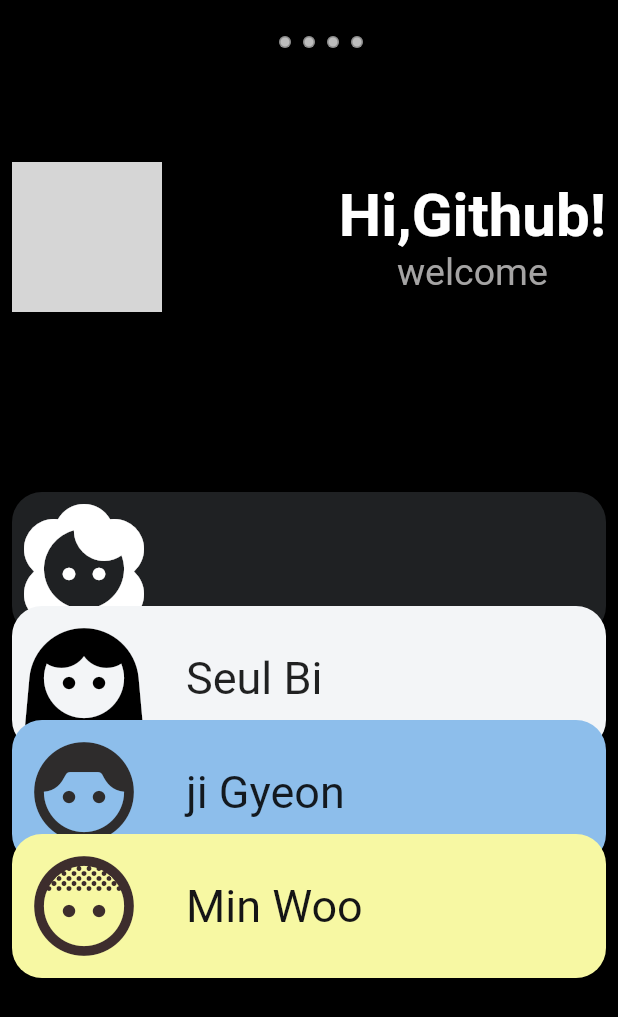
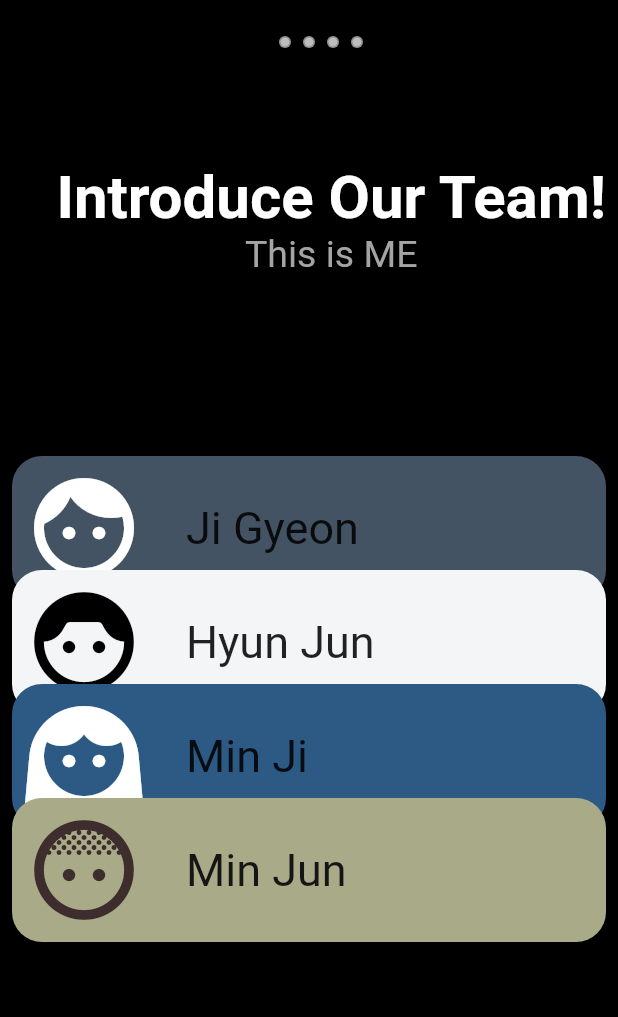
Before and after one commit to thundevistan/NBCamp, a Flutter app: the screen it shows after launch, on a phone screen of 412 x 824 dp. Shown: the top 1017 px of the screen. Run offline on Flutter 3.47's test engine with Material 2 defaults, Android fonts, the phone set to English and light mode, and no system bars; grey boxes are pictures that could not be loaded.

Commit message:
feature/FirstTab

```diff
--- a/lib/FifthTab.dart
+++ b/lib/FifthTab.dart
@@ -8,7 +8,7 @@ class FifthTab extends StatelessWidget {
     return Scaffold(
       body: Center(
         child: Text(
-          'First Tab',
+          'FifthTab',
           style: TextStyle(fontSize: 24),
         ),
       ),
--- a/lib/FirstTab.dart
+++ b/lib/FirstTab.dart
@@ -4,6 +4,7 @@ import 'dart:convert';
 import 'package:flutter/cupertino.dart';
 import 'package:flutter/services.dart';
 import 'package:team7_work/FirstTab.dart';
+import 'package:team7_work/SecondTap.dart';
 import 'package:team7_work/ThirdTab.dart';
 import 'package:team7_work/FirstTab.dart';
 import 'package:team7_work/FourthTab.dart';
@@ -28,23 +29,18 @@ class FirstTab extends StatelessWidget {
               Row(
                 mainAxisAlignment: MainAxisAlignment.end,
                 children: [
-                  Image.asset(
-                    'images/gitlogo.png',
-                    width: 100,
-                    height: 100,
-                  ),
                   Spacer(),
                   Column(
                     children: [
                       Text(
-                        'Hi,Github!',
+                        'Introduce Our Team!',
                         style: TextStyle(
                             color: Colors.white,
                             fontSize: 40,
                             fontWeight: FontWeight.bold),
                       ),
                       Text(
-                        'welcome',
+                        'This is ME',
                         style: TextStyle(
                             color: Color.fromARGB(255, 165, 164, 164),
                             fontSize: 25),
@@ -57,15 +53,16 @@ class FirstTab extends StatelessWidget {
                 height: 120,
               ),
               Container(
+                // 첫 번째 타일
                 decoration: BoxDecoration(
-                    color: Color(0xFF1F2123),
+                    color: Color.fromARGB(255, 67, 83, 99),
                     borderRadius: BorderRadius.circular(20)),
                 child: Row(
                   children: [
                     Padding(
                       padding: const EdgeInsets.all(8.0),
                       child: Icon(
-                        Icons.face_2,
+                        Icons.face_sharp,
                         size: 80,
                         color: Colors.white,
                       ),
@@ -73,10 +70,28 @@ class FirstTab extends StatelessWidget {
                     SizedBox(
                       width: 20,
                     ),
+                    InkWell(
+                      onTap: () {
+                        Navigator.push(
+                          context,
+                          MaterialPageRoute(
+                            builder: (context) => SecondTab(),
+                          ),
+                        );
+                      },
+                      child: Text(
+                        "Ji Gyeon",
+                        style: TextStyle(
+                            color: Colors.black87,
+                            fontSize: 30,
+                            fontWeight: FontWeight.w400),
+                      ),
+                    )
                   ],
                 ),
               ),
               Transform.translate(
+                // 두 번째 타일
                 offset: Offset(0, -20),
                 child: Container(
                   decoration: BoxDecoration(
@@ -87,7 +102,7 @@ class FirstTab extends StatelessWidget {
                       Padding(
                         padding: const EdgeInsets.all(8.0),
                         child: Icon(
-                          Icons.face_3,
+                          Icons.face_6,
                           size: 80,
                           color: Colors.black,
                         ),
@@ -100,13 +115,16 @@ class FirstTab extends StatelessWidget {
                           Navigator.push(
                             context,
                             MaterialPageRoute(
-                              builder: (context) => FirstTab(),
+                              builder: (context) => ThirdTab(),
                             ),
                           );
                         },
                         child: Text(
-                          'Seul Bi',
-                          style: TextStyle(color: Colors.black87, fontSize: 30),
+                          'Hyun Jun',
+                          style: TextStyle(
+                              color: Colors.black87,
+                              fontSize: 30,
+                              fontWeight: FontWeight.w400),
                         ),
                       ),
                     ],
@@ -114,19 +132,20 @@ class FirstTab extends StatelessWidget {
                 ),
               ),
               Transform.translate(
+                // 세 번째 타일
                 offset: Offset(0, -40),
                 child: Container(
                   decoration: BoxDecoration(
-                      color: Color.fromARGB(255, 141, 190, 235),
+                      color: Color.fromARGB(255, 45, 90, 133),
                       borderRadius: BorderRadius.circular(20)),
                   child: Row(
                     children: [
                       Padding(
                         padding: const EdgeInsets.all(8.0),
                         child: Icon(
-                          Icons.face_6,
+                          Icons.face_3,
                           size: 80,
-                          color: Color.fromARGB(255, 46, 44, 44),
+                          color: Colors.white,
                         ),
                       ),
                       SizedBox(
@@ -142,8 +161,11 @@ class FirstTab extends StatelessWidget {
                           );
                         },
                         child: Text(
-                          'ji Gyeon',
-                          style: TextStyle(color: Colors.black87, fontSize: 30),
+                          'Min Ji ',
+                          style: TextStyle(
+                              color: Colors.black87,
+                              fontSize: 30,
+                              fontWeight: FontWeight.w400),
                         ),
                       ),
                     ],
@@ -151,10 +173,11 @@ class FirstTab extends StatelessWidget {
                 ),
               ),
               Transform.translate(
+                // 네 번째 타일
                 offset: Offset(0, -60),
                 child: Container(
                   decoration: BoxDecoration(
-                      color: Color.fromARGB(255, 247, 248, 163),
+                      color: Color.fromARGB(255, 169, 170, 136),
                       borderRadius: BorderRadius.circular(20)),
                   child: Row(
                     children: [
@@ -173,16 +196,15 @@ class FirstTab extends StatelessWidget {
                         onTap: () {
                           Navigator.push(
                             context,
-                            MaterialPageRoute(
-                              builder: (context) => ThirdTab(),
-                            ),
+                            MaterialPageRoute(builder: (context) => FifthTab()),
                           );
                         },
                         child: Text(
-                          'Min Woo',
+                          'Min Jun',
                           style: TextStyle(
                               color: Color.fromARGB(255, 21, 21, 22),
-                              fontSize: 30),
+                              fontSize: 30,
+                              fontWeight: FontWeight.w400),
                         ),
                       ),
                     ],
--- a/lib/FourthTab.dart
+++ b/lib/FourthTab.dart
@@ -8,7 +8,7 @@ class FourthTab extends StatelessWidget {
     return Scaffold(
       body: Center(
         child: Text(
-          'First Tab',
+          'FourthTab',
           style: TextStyle(fontSize: 24),
         ),
       ),
--- a/lib/SecondTap.dart
+++ b/lib/SecondTap.dart
@@ -8,7 +8,7 @@ class SecondTab extends StatelessWidget {
     return Scaffold(
       body: Center(
         child: Text(
-          'First Tab',
+          'SecondTap',
           style: TextStyle(fontSize: 24),
         ),
       ),
--- a/lib/ThirdTab.dart
+++ b/lib/ThirdTab.dart
@@ -8,7 +8,7 @@ class ThirdTab extends StatelessWidget {
     return Scaffold(
       body: Center(
         child: Text(
-          'First Tab',
+          'ThirdTab',
           style: TextStyle(fontSize: 24),
         ),
       ),
```
